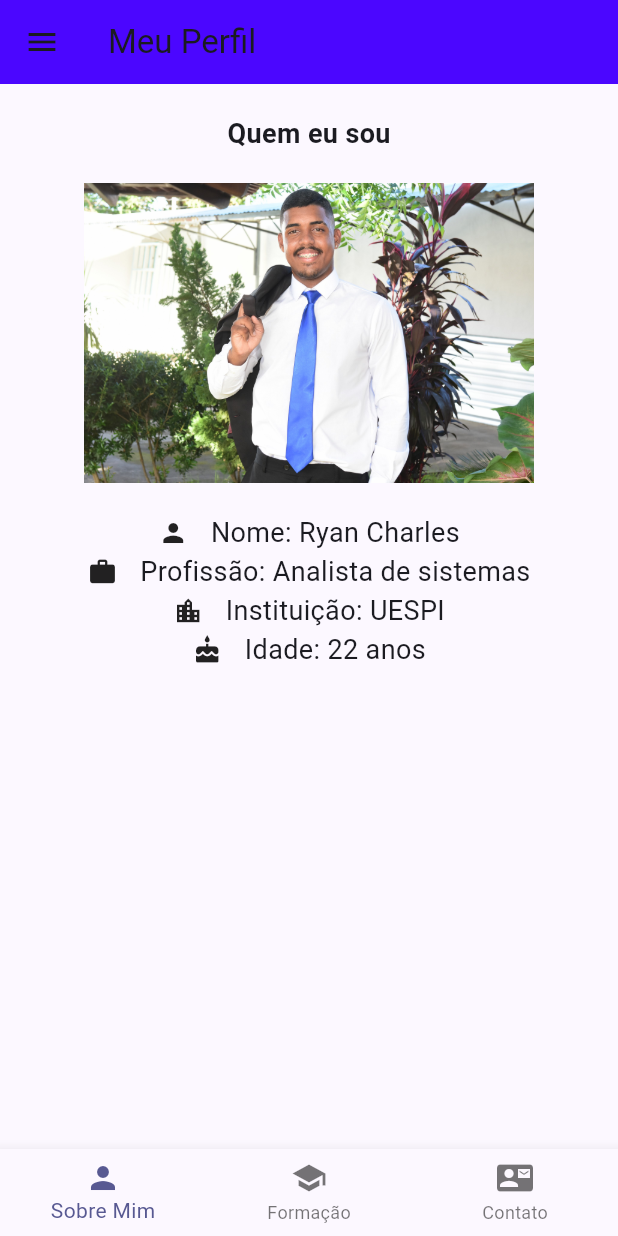
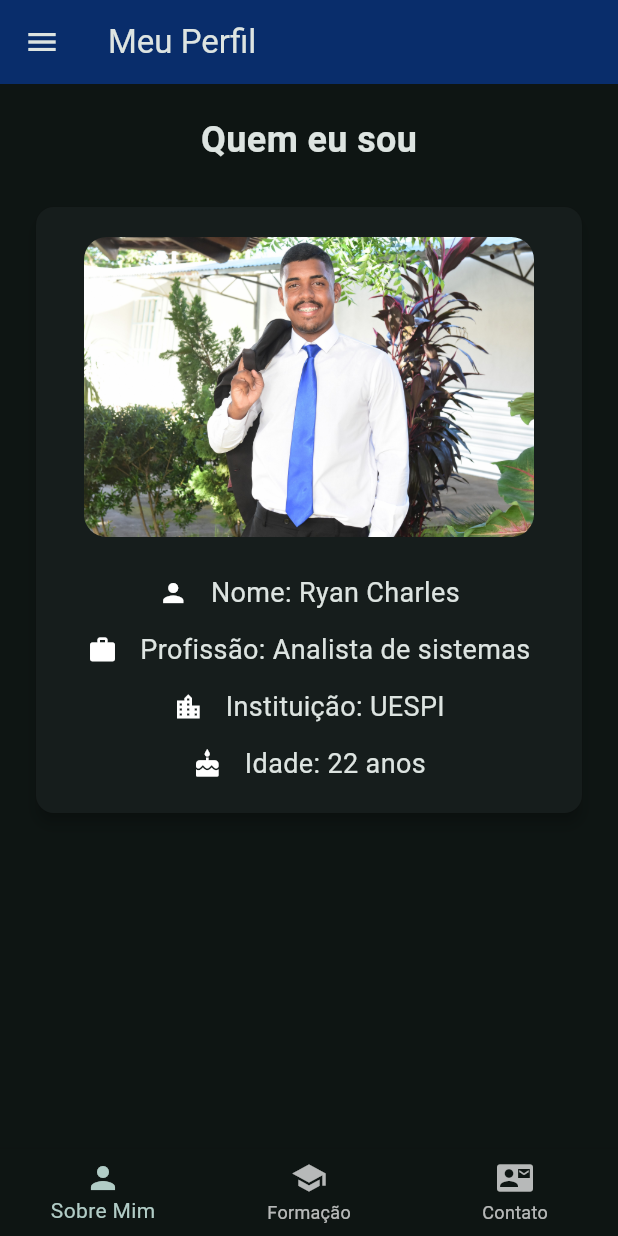
Before and after one commit to ryansousa-ls/Programacao_disp_moveis, a Flutter app: the screen it shows after launch, on a phone screen of 412 x 824 dp. Run offline on Flutter 3.47's test engine with Material 3 defaults, Android fonts, the phone set to English and light mode, and no system bars.

Commit message:
Ajustes finais

```diff
--- a/perfil_ryan/lib/main.dart
+++ b/perfil_ryan/lib/main.dart
@@ -12,8 +12,10 @@ class MyApp extends StatelessWidget {
     return MaterialApp(
       title: 'Perfil',
       theme: ThemeData(
+        // mexe aqui para alterar o esquema de cores do app
         colorScheme: ColorScheme.fromSeed(
-          seedColor: const Color.fromARGB(255, 35, 1, 255),
+          seedColor: const Color(0xFF009688),
+          brightness: Brightness.dark, //tema escuro mais massa
         ),
       ),
       home: const MyHomePage(title: 'Meu Perfil'),
@@ -50,7 +52,8 @@ class _MyHomePageState extends State<MyHomePage> {
   Widget build(BuildContext context) {
     return Scaffold(
       appBar: AppBar(
-        backgroundColor: const Color.fromARGB(255, 75, 6, 255),
+        //barra do comentario la em cima
+        backgroundColor: const Color.fromARGB(255, 9, 45, 107),
         title: Text(widget.title),
       ),
 
@@ -150,16 +153,39 @@ class SobrePage extends StatelessWidget {
         const Center(
           child: Text(
             'Quem eu sou',
-            style: TextStyle(fontSize: 18, fontWeight: FontWeight.bold),
+            style: TextStyle(fontSize: 24, fontWeight: FontWeight.bold),
           ),
         ),
-        const SizedBox(height: 20),
-        Image.asset('assets/images/perfil.jpg', height: 200),
-        const SizedBox(height: 20),
-        _buildInfoRow(Icons.person, 'Nome: Ryan Charles'),
-        _buildInfoRow(Icons.work, 'Profissão: Analista de sistemas'),
-        _buildInfoRow(Icons.location_city, 'Instituição: UESPI'),
-        _buildInfoRow(Icons.cake, 'Idade: 22 anos'),
+        const SizedBox(height: 24),
+
+        Card(
+          elevation: 4,
+          shape: RoundedRectangleBorder(
+            borderRadius: BorderRadius.circular(12),
+          ),
+          child: Padding(
+            padding: const EdgeInsets.all(20.0),
+            child: Column(
+              children: [
+                // deixa as bodas redondas
+                ClipRRect(
+                  borderRadius: BorderRadius.circular(15.0),
+                  child: Image.asset('assets/images/perfil.jpg', height: 200),
+                ),
+                const SizedBox(height: 24),
+                _buildInfoRow(Icons.person, 'Nome: Ryan Charles'),
+                const SizedBox(
+                  height: 12,
+                ), // Espaço extra entre as linhas para respirar
+                _buildInfoRow(Icons.work, 'Profissão: Analista de sistemas'),
+                const SizedBox(height: 12),
+                _buildInfoRow(Icons.location_city, 'Instituição: UESPI'),
+                const SizedBox(height: 12),
+                _buildInfoRow(Icons.cake, 'Idade: 22 anos'),
+              ],
+            ),
+          ),
+        ),
       ],
     );
   }
@@ -206,7 +232,10 @@ class FormacaoPage extends StatelessWidget {
                     SizedBox(height: 8),
                     Text(
                       'Universidade Estadual do Piauí (UESPI)',
-                      style: TextStyle(fontSize: 16, color: Colors.black54),
+                      style: TextStyle(
+                        fontSize: 16,
+                        color: Color.fromARGB(137, 255, 255, 255),
+                      ),
                       textAlign: TextAlign.center,
                     ),
                   ],
```
